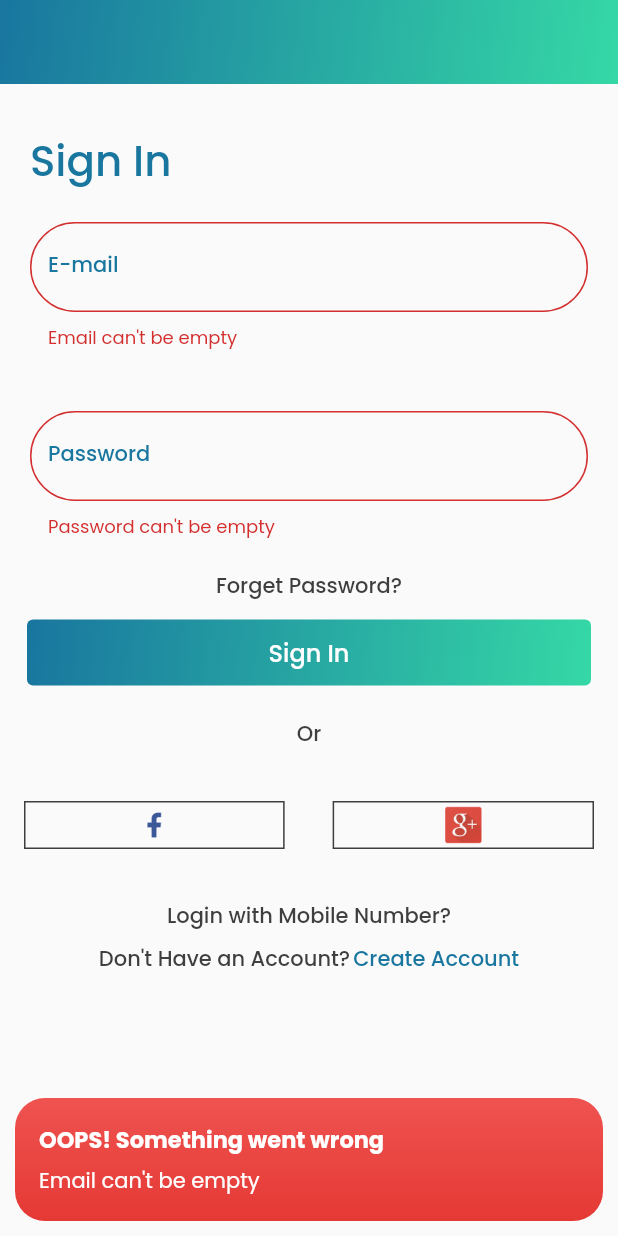
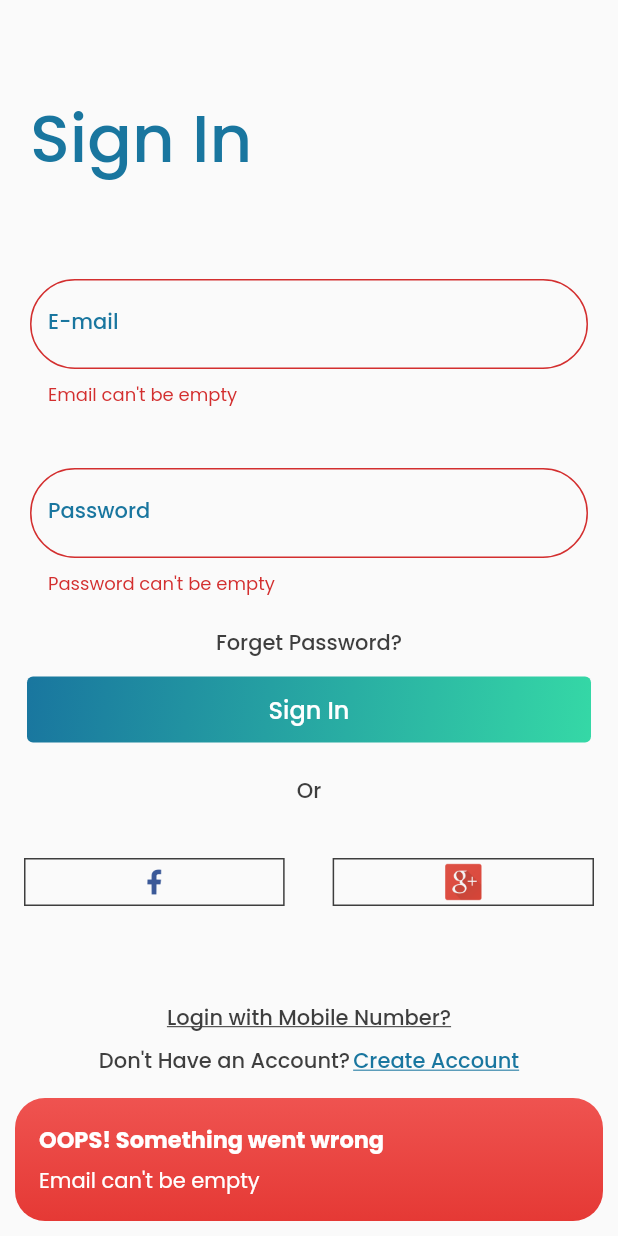
Before and after one commit to meetcse/PCare, a Flutter app: the screen it shows after launch, after a tap on "Sign In", on a phone screen of 412 x 824 dp. Run offline on Flutter 3.47's test engine with Material 2 defaults, Android fonts, the light colour scheme and no system bars; our stand-ins replace carousel_pro, flushbar, flutter_mobx, google_fonts, mobx, progress_indicators and 1 more; generated files the repository leaves out were written again.

Commit message:
Fixed some ui for Sign in screen

```diff
--- a/lib/ui/Registeration/sign_in.dart
+++ b/lib/ui/Registeration/sign_in.dart
@@ -1,5 +1,6 @@
 import 'package:flutter/material.dart';
 import 'package:flutter_mobx/flutter_mobx.dart';
+import 'package:pcare/constants/app_colors.dart';
 import 'package:pcare/constants/app_theme.dart';
 import 'package:pcare/constants/preferences.dart';
 import 'package:pcare/constants/strings.dart';
@@ -49,70 +50,44 @@ class _SigninState extends State<Signin> {
   Widget build(BuildContext context) {
     return Scaffold(
       resizeToAvoidBottomInset: false,
-      appBar: MainAppBarWidget(
+      // appBar: MainAppBarWidget(
+      //   isColor: false,
 
-          // leading: BackButtonWidget(
-          //   isBlackColor: true,
+      //   // leading: BackButtonWidget(
+      //   //   isBlackColor: true,
+      //   // ),
       // ),
-          ),
       body: Observer(
         builder: (context) => SingleChildScrollView(
-          child: Center(
+          physics: BouncingScrollPhysics(),
           child: Column(
-              mainAxisSize: MainAxisSize.max,
+            mainAxisSize: MainAxisSize.min,
             mainAxisAlignment: MainAxisAlignment.start,
             crossAxisAlignment: CrossAxisAlignment.start,
             children: [
+              SizedBox(
+                height: 60,
+              ),
               //SIGN IN TEXT
-                Container(
-                  margin: EdgeInsets.only(top: 30, left: 20),
-                  child: Row(
-                    children: [
-                      Text(
-                        UniversalStrings.signIn,
-                        style: Theme.of(context).textTheme.headline2.copyWith(
-                              fontSize: 28,
+              _buildSignInText(),
+
+              SizedBox(
+                height: 40,
               ),
-                      ),
-                    ],
-                  ),
-                ),
+
               //EMAIL FIELD
               _loginStore.loginWith == 'email'
-                    ? TextFieldWidget(
-                        isError: _loginStore.emailError == null ? false : true,
-                        labelText: UniversalStrings.email,
-                        errorText: _loginStore.emailError,
-                        onChanged: (value) {
-                          _loginStore.setEmail(value);
-                        },
-                      )
+                  ? _buildEmailTextField()
                   : Container(),
+
               //MOBILE NUMBER FIELD
+              _loginStore.loginWith == 'mobile'
+                  ? _buildMobileNumberTextField()
+                  : Container(),
 
-                _loginStore.loginWith == 'mobile'
-                    ? TextFieldWidget(
-                        isError: _loginStore.mobileNumberError == null
-                            ? false
-                            : true,
-                        labelText: UniversalStrings.mobileNumber,
-                        errorText: _loginStore.mobileNumberError,
-                        onChanged: (value) {
-                          _loginStore.setMobileNumber(value);
-                        },
-                        textInputType: TextInputType.number,
-                      )
-                    : Container(),
               //PASSWORD FIELD
-                TextFieldWidget(
-                  labelText: UniversalStrings.password,
-                  isError: _loginStore.passwordError == null ? false : true,
-                  errorText: _loginStore.passwordError,
-                  isObscureText: true,
-                  onChanged: (value) {
-                    _loginStore.setPassword(value);
-                  },
-                ),
+              _buildPasswordTextField(),
+
               //FORGOT PASSWORD
               Container(
                 margin: EdgeInsets.only(left: 14, right: 14),
@@ -133,42 +108,10 @@ class _SigninState extends State<Signin> {
                   ],
                 ),
               ),
+
               //sign in button
-                Container(
-                  margin: EdgeInsets.symmetric(horizontal: 14, vertical: 8),
-                  child: RectangleButtonWidget(
-                    isImage: false,
-                    onPressed: () async {
-                      //TODO: ADD functionality for validating and then route
-                      _loginStore.validateAll();
-                      if (_loginStore.canLogin) {
-                        SharedPreferences prefs =
-                            await SharedPreferences.getInstance();
-                        prefs.setBool(Preferences.isLoggedIn, true);
-                        _loginStore.reset();
+              _buildSignInButton(),
 
-                        //TODO: ADD EMAIL AND PASS TO SHARED PREF WHEN
-                        //LOGIN DURING API
-                        Navigator.of(context)
-                            .pushReplacement(AnimationRoute(builder: (context) {
-                          return routes['/home_page'](context);
-                        }));
-                        // FlushbarMessage.successMessage(context, " ");
-                      } else {
-                        FlushbarMessage.errorMessage(
-                          context,
-                          _loginStore.emailError != null
-                              ? _loginStore.emailError
-                              : _loginStore.passwordError != null
-                                  ? _loginStore.passwordError
-                                  : "TRY AGAIN",
-                        );
-                      }
-                    },
-                    childText: UniversalStrings.signIn,
-                    width: MediaQuery.of(context).size.width,
-                  ),
-                ),
               //OR text
               Container(
                 padding: EdgeInsets.only(
@@ -186,6 +129,7 @@ class _SigninState extends State<Signin> {
                   ],
                 ),
               ),
+
               //FB AND GOOGLE SIGN IN
               Expanded(
                 flex: 0,
@@ -224,17 +168,31 @@ class _SigninState extends State<Signin> {
                   ),
                 ),
               ),
+              SizedBox(
+                height: 30,
+              ),
               //Login with mobile or email and crete acc text
               Flexible(
-                  flex: 0,
-                  child: Container(
+                fit: FlexFit.loose,
+                // flex: 0,
+                child: _buildBottomTextItems(),
+              ),
+            ],
+          ),
+        ),
+      ),
+    );
+  }
+
+  Widget _buildBottomTextItems() {
+    return Container(
       // alignment: Alignment.bottomCenter,
-                    margin:
-                        EdgeInsets.only(top: 10, bottom: 10, left: 8, right: 8),
+      margin: const EdgeInsets.only(top: 10, bottom: 10, left: 8, right: 8),
       child: Observer(
         builder: (context) => Column(
           crossAxisAlignment: CrossAxisAlignment.center,
           mainAxisAlignment: MainAxisAlignment.end,
+          mainAxisSize: MainAxisSize.min,
           children: [
             _loginStore.loginWith == 'email'
                 ? Container(
@@ -246,8 +204,10 @@ class _SigninState extends State<Signin> {
                       },
                       child: Text(
                         UniversalStrings.loginWithMobile,
-                                      style:
-                                          Theme.of(context).textTheme.headline6,
+                        style: Theme.of(context)
+                            .textTheme
+                            .headline6
+                            .copyWith(decoration: TextDecoration.underline),
                       ),
                     ),
                   )
@@ -263,8 +223,10 @@ class _SigninState extends State<Signin> {
                       },
                       child: Text(
                         UniversalStrings.loginWithEmail,
-                                      style:
-                                          Theme.of(context).textTheme.headline6,
+                        style: Theme.of(context)
+                            .textTheme
+                            .headline6
+                            .copyWith(decoration: TextDecoration.underline),
                       ),
                     ),
                   )
@@ -283,8 +245,10 @@ class _SigninState extends State<Signin> {
                     child: GestureDetector(
                       child: Text(
                         UniversalStrings.createAccount,
-                                      style:
-                                          Theme.of(context).textTheme.subtitle1,
+                        style: Theme.of(context)
+                            .textTheme
+                            .subtitle1
+                            .copyWith(decoration: TextDecoration.underline),
                       ),
                     ),
                   ),
@@ -294,13 +258,94 @@ class _SigninState extends State<Signin> {
           ],
         ),
       ),
+    );
+  }
+
+  Widget _buildSignInButton() {
+    return Container(
+      margin: EdgeInsets.symmetric(horizontal: 14, vertical: 8),
+      child: RectangleButtonWidget(
+        isImage: false,
+        onPressed: () async {
+          //TODO: ADD functionality for validating and then route
+          _loginStore.validateAll();
+          if (_loginStore.canLogin) {
+            SharedPreferences prefs = await SharedPreferences.getInstance();
+            prefs.setBool(Preferences.isLoggedIn, true);
+            _loginStore.reset();
+
+            //TODO: ADD EMAIL AND PASS TO SHARED PREF WHEN
+            //LOGIN DURING API
+            Navigator.of(context)
+                .pushReplacement(AnimationRoute(builder: (context) {
+              return routes['/home_page'](context);
+            }));
+            // FlushbarMessage.successMessage(context, " ");
+          } else {
+            FlushbarMessage.errorMessage(
+              context,
+              _loginStore.emailError != null
+                  ? _loginStore.emailError
+                  : _loginStore.passwordError != null
+                      ? _loginStore.passwordError
+                      : "TRY AGAIN",
+            );
+          }
+        },
+        childText: UniversalStrings.signIn,
+        width: MediaQuery.of(context).size.width,
+      ),
+    );
+  }
+
+  Widget _buildPasswordTextField() {
+    return TextFieldWidget(
+      labelText: UniversalStrings.password,
+      isError: _loginStore.passwordError == null ? false : true,
+      errorText: _loginStore.passwordError,
+      isObscureText: true,
+      onChanged: (value) {
+        _loginStore.setPassword(value);
+      },
+    );
+  }
+
+  Widget _buildMobileNumberTextField() {
+    return TextFieldWidget(
+      isError: _loginStore.mobileNumberError == null ? false : true,
+      labelText: UniversalStrings.mobileNumber,
+      errorText: _loginStore.mobileNumberError,
+      onChanged: (value) {
+        _loginStore.setMobileNumber(value);
+      },
+      textInputType: TextInputType.number,
+    );
+  }
+
+  Widget _buildEmailTextField() {
+    return TextFieldWidget(
+      isError: _loginStore.emailError == null ? false : true,
+      labelText: UniversalStrings.email,
+      errorText: _loginStore.emailError,
+      onChanged: (value) {
+        _loginStore.setEmail(value);
+      },
+    );
+  }
+
+  Widget _buildSignInText() {
+    return Container(
+      margin: EdgeInsets.only(top: 0, left: 20),
+      child: Row(
+        children: [
+          Text(
+            UniversalStrings.signIn,
+            style: Theme.of(context).textTheme.headline2.copyWith(
+                  fontSize: 44,
                 ),
           ),
         ],
       ),
-          ),
-        ),
-      ),
     );
   }
 }
```
Lines whose indentation alone changed are shown as unchanged.
